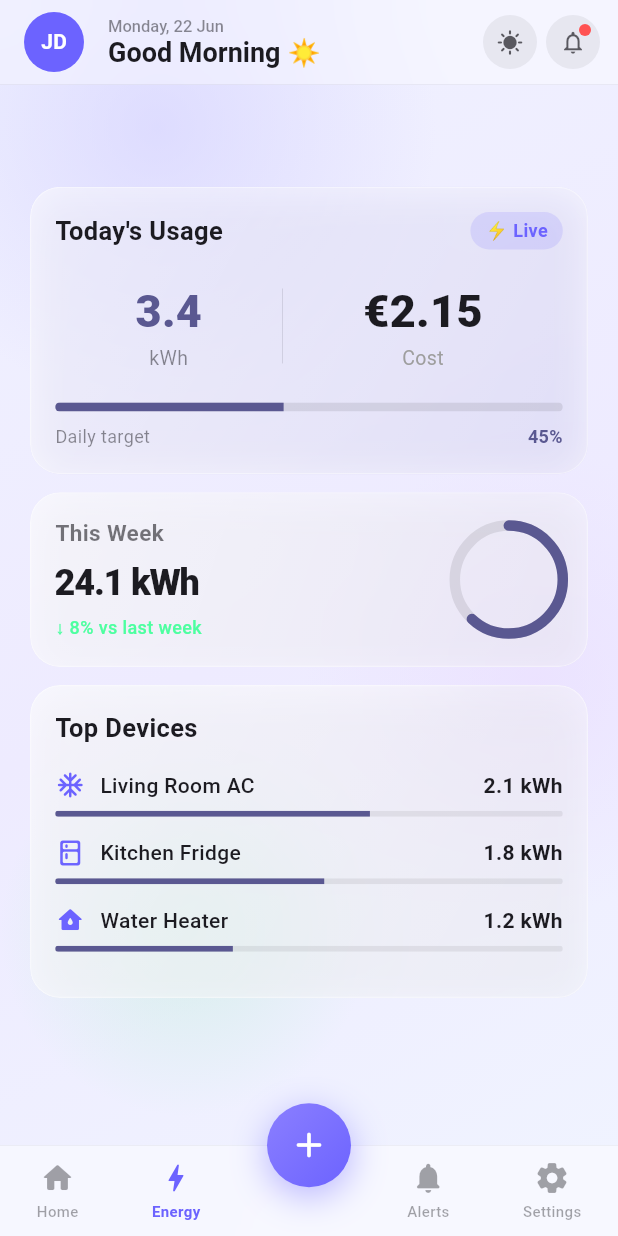
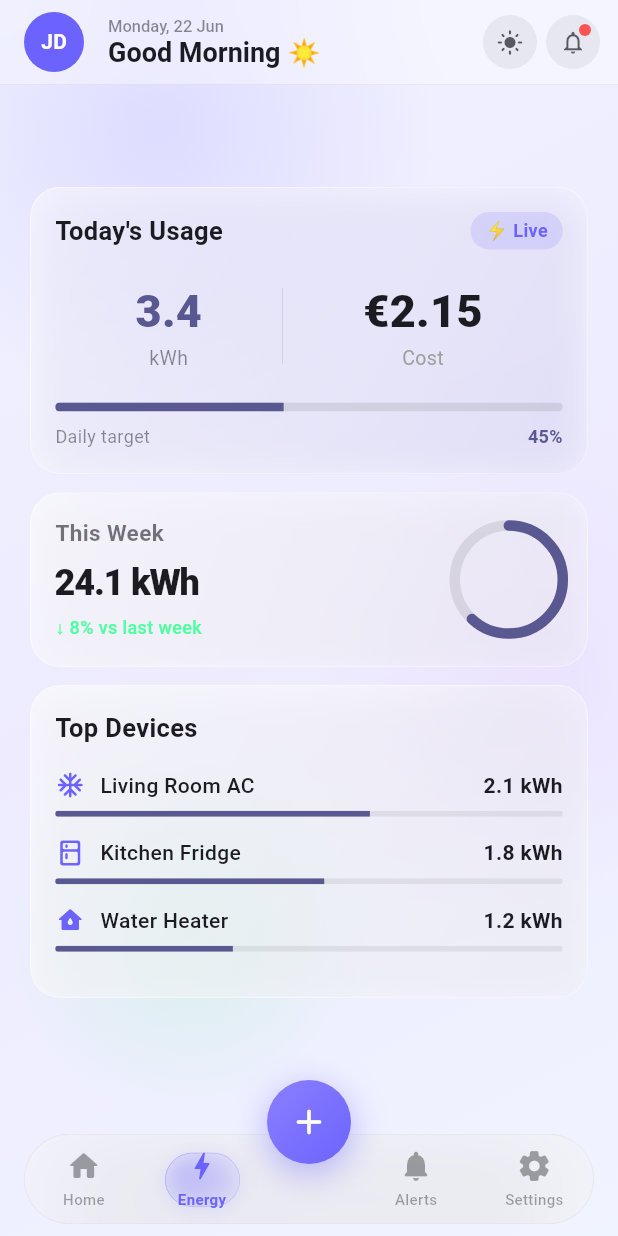
Before and after one commit to MORAMZY14/iot_app, a Flutter app: the screen it shows after launch, after a tap on "Energy", on a phone screen of 412 x 824 dp. Run offline on Flutter 3.47's test engine with Material 3 defaults, Android fonts, the phone set to English and light mode, and no system bars; our stand-ins replace firebase_core, firebase_database, flutter_blue_plus, flutter_riverpod, permission_handler, riverpod and 1 more; missing offline and left inert: wifi_iot, wifi_scan; accounts and stored records are empty; network calls fail.

Commit message:
Add files via upload

```diff
--- a/lib/dashboard_page.dart
+++ b/lib/dashboard_page.dart
@@ -9,7 +9,7 @@ import 'package:shimmer/shimmer.dart';
 import 'ble_service.dart';
 
 // ────────────────────────────────────────────────────────────
-// 0. THEME MANAGEMENT – initialised to "system" for iOS compatibility
+// 0. THEME MANAGEMENT – initialised to "system"
 // ────────────────────────────────────────────────────────────
 final themeModeProvider = StateProvider<ThemeMode>((ref) => ThemeMode.system);
 
@@ -263,7 +263,7 @@ class _Blob extends StatelessWidget {
 }
 
 // ────────────────────────────────────────────────────────────
-// 6. DASHBOARD PAGE
+// 6. DASHBOARD PAGE – with enhanced glassy transition
 // ────────────────────────────────────────────────────────────
 class DashboardPage extends ConsumerStatefulWidget {
   const DashboardPage({super.key});
@@ -274,6 +274,7 @@ class DashboardPage extends ConsumerStatefulWidget {
 
 class _DashboardPageState extends ConsumerState<DashboardPage> {
   int _selectedIndex = 0;
+  int _previousIndex = 0;
 
   late final List<Widget> _pages = [
     const _HomeContentWrapper(),
@@ -294,6 +295,7 @@ class _DashboardPageState extends ConsumerState<DashboardPage> {
   @override
   Widget build(BuildContext context) {
     final bleService = ref.watch(bleServiceProvider);
+    final isForward = _selectedIndex > _previousIndex;
 
     return Scaffold(
       backgroundColor: Colors.transparent,
@@ -306,11 +308,29 @@ class _DashboardPageState extends ConsumerState<DashboardPage> {
       ),
       body: _WallpaperBackground(
         child: AnimatedSwitcher(
-          duration: const Duration(milliseconds: 350),
+          duration: const Duration(milliseconds: 380),
           switchInCurve: Curves.easeOutCubic,
           switchOutCurve: Curves.easeInCubic,
-          transitionBuilder: (child, anim) =>
-              FadeTransition(opacity: anim, child: child),
+          transitionBuilder: (child, animation) {
+            final offset = isForward ? Offset(1.0, 0.0) : Offset(-1.0, 0.0);
+            return SlideTransition(
+              position: Tween<Offset>(
+                begin: offset,
+                end: Offset.zero,
+              ).animate(
+                CurvedAnimation(parent: animation, curve: Curves.easeOutCubic),
+              ),
+              child: FadeTransition(
+                opacity: animation,
+                child: ScaleTransition(
+                  scale: Tween<double>(begin: 0.93, end: 1.0).animate(
+                    CurvedAnimation(parent: animation, curve: Curves.easeOutCubic),
+                  ),
+                  child: child,
+                ),
+              ),
+            );
+          },
           child: _pages[_selectedIndex],
         ),
       ),
@@ -319,9 +339,20 @@ class _DashboardPageState extends ConsumerState<DashboardPage> {
         _showSnack(context, 'Quick actions coming soon', color: _DT.purple);
       }),
       floatingActionButtonLocation: FloatingActionButtonLocation.centerDocked,
-      bottomNavigationBar: _GlassBottomNav(
+      bottomNavigationBar: Padding(
+        padding: const EdgeInsets.symmetric(horizontal: 16.0, vertical: 8.0),
+        child: ClipRRect(
+          borderRadius: BorderRadius.circular(30.0),
+          child: _GlassBottomNav(
             selectedIndex: _selectedIndex,
-        onTap: (i) => setState(() => _selectedIndex = i),
+            onTap: (i) {
+              setState(() {
+                _previousIndex = _selectedIndex;
+                _selectedIndex = i;
+              });
+            },
+          ),
+        ),
       ),
     );
   }
@@ -361,9 +392,9 @@ class _PurpleFab extends StatelessWidget {
 }
 
 // ────────────────────────────────────────────────────────────
-// 7. GLASS APP BAR
-// ────────────────────────────────────────────────────────────
-class _GlassAppBar extends StatelessWidget implements PreferredSizeWidget {
+// 7. GLASS APP BAR (now a ConsumerWidget)
+// ────────────────────────────────────────────────────────────
+class _GlassAppBar extends ConsumerWidget implements PreferredSizeWidget {
   final Future<void> Function() onRefresh;
   final BleStatus bleStatus;
   final VoidCallback onConnectBLE;
@@ -374,8 +405,14 @@ class _GlassAppBar extends StatelessWidget implements PreferredSizeWidget {
     required this.onConnectBLE,
   });
 
-  @override
-  Widget build(BuildContext context) {
+  void _toggleTheme(WidgetRef ref) {
+    final current = ref.read(themeModeProvider);
+    final next = current == ThemeMode.light ? ThemeMode.dark : ThemeMode.light;
+    ref.read(themeModeProvider.notifier).state = next;
+  }
+
+  @override
+  Widget build(BuildContext context, WidgetRef ref) {
     final isDark = Theme.of(context).brightness == Brightness.dark;
 
     return ClipRect(
@@ -412,16 +449,18 @@ class _GlassAppBar extends StatelessWidget implements PreferredSizeWidget {
             ),
             actions: [
               _ABBtn(
-                onTap: () {},
+                onTap: () => _toggleTheme(ref),
                 child: Container(
                   width: 36, height: 36,
                   decoration: BoxDecoration(
                     shape: BoxShape.circle,
                     color: isDark ? Colors.white.withOpacity(0.08) : Colors.black.withOpacity(0.06),
                   ),
-                  child: Icon(Icons.sunny,
+                  child: Icon(
+                    isDark ? Icons.dark_mode_rounded : Icons.light_mode_rounded,
                     size: 18,
-                      color: Theme.of(context).colorScheme.onSurface.withOpacity(0.7)),
+                    color: Theme.of(context).colorScheme.onSurface.withOpacity(0.7),
+                  ),
                 ),
               ),
               const SizedBox(width: 6),
@@ -528,7 +567,7 @@ class _HomeContentWrapperState extends ConsumerState<_HomeContentWrapper> {
 }
 
 // ────────────────────────────────────────────────────────────
-// 9. HOME CONTENT
+// 9. HOME CONTENT (with optimistic light toggles)
 // ────────────────────────────────────────────────────────────
 class _HomeContent extends ConsumerStatefulWidget {
   final AsyncValue<Map<String, dynamic>> dataAsync;
@@ -555,6 +594,9 @@ class _HomeContentState extends ConsumerState<_HomeContent> {
   double _ceilingBrightness  = 0.8;
   bool _bathroomLightOn = false;
 
+  // Local copy of light states for optimistic updates
+  Map<String, bool> _lightStates = {};
+
   String? _lightKeyForRoom(String room) {
     switch (room) {
       case 'Living Room': return 'room1';
@@ -566,16 +608,29 @@ class _HomeContentState extends ConsumerState<_HomeContent> {
 
   bool _getLightState(String? key) {
     if (key == null) return false;
-    final data   = widget.dataAsync.value;
-    final lights = (data?['lights'] as Map?) ?? {};
-    return lights[key] == true;
+    return _lightStates[key] ?? false;
   }
 
   Future<void> _toggleRoomLight(String room) async {
     final key = _lightKeyForRoom(room);
-    if (key != null) {
-      final cur = _getLightState(key);
-      await ref.read(lightToggleProvider).toggle(key, !cur, context);
+    if (key == null) return;
+
+    final current = _lightStates[key] ?? false;
+    final newValue = !current;
+
+    // Optimistic update
+    setState(() {
+      _lightStates[key] = newValue;
+    });
+
+    try {
+      await ref.read(lightToggleProvider).toggle(key, newValue, context);
+    } catch (e) {
+      // Revert on error
+      setState(() {
+        _lightStates[key] = current;
+      });
+      // error snack already shown by service
     }
   }
 
@@ -612,6 +667,10 @@ class _HomeContentState extends ConsumerState<_HomeContent> {
       color: _DT.purple,
       child: widget.dataAsync.when(
         data: (data) {
+          // Update local light states from the latest data
+          final lights = (data['lights'] as Map?) ?? {};
+          _lightStates = Map<String, bool>.from(lights.map((k, v) => MapEntry(k, v == true)));
+
           final sensors     = (data['sensors'] as Map?) ?? {};
           final temp        = (sensors['temperature'] ?? 0.0).toDouble();
           final hum         = (sensors['humidity']    ?? 0.0).toDouble();
@@ -634,14 +693,12 @@ class _HomeContentState extends ConsumerState<_HomeContent> {
           return SingleChildScrollView(
             physics: const AlwaysScrollableScrollPhysics(),
             padding: EdgeInsets.only(
-              // 🔥 FIX: reduced top padding to eliminate the huge gap
               top: MediaQuery.of(context).padding.top + kToolbarHeight - 20,
               left: hp, right: hp, bottom: 100,
             ),
             child: Column(
               crossAxisAlignment: CrossAxisAlignment.start,
               children: [
-                // Removed the extra SizedBox(height: 8) to bring content closer
                 _EspBar(online: online, ip: ip, ping: ping, rssi: rssi),
                 const SizedBox(height: 14),
                 _StatsRow(temp: temp, hum: hum, todayKw: todayKw),
@@ -1469,7 +1526,7 @@ class _PillBtn extends StatelessWidget {
 }
 
 // ────────────────────────────────────────────────────────────
-// 17. GLASS BOTTOM NAV
+// 17. GLASS BOTTOM NAV – with sliding pill indicator (iOS 26 style)
 // ────────────────────────────────────────────────────────────
 class _GlassBottomNav extends StatelessWidget {
   final int selectedIndex;
@@ -1483,69 +1540,177 @@ class _GlassBottomNav extends StatelessWidget {
   @override
   Widget build(BuildContext context) {
     final isDark = Theme.of(context).brightness == Brightness.dark;
-
-    final leftItems  = [(Icons.home_rounded, 'Home', 0), (Icons.bolt_rounded, 'Energy', 1)];
-    final rightItems = [(Icons.notifications_rounded, 'Alerts', 2), (Icons.settings_rounded, 'Settings', 3)];
-
-    Widget _navItem(IconData icon, String label, int index) {
+    final screenWidth = MediaQuery.of(context).size.width;
+    const gap = 64.0; // space for FAB
+    const horizontalPadding = 16.0; // from parent Padding
+    final navWidth = screenWidth - horizontalPadding * 2;
+    final itemWidth = (navWidth - gap) / 4;
+    const pillWidth = 50.0;
+    const pillHeight = 36.0;
+
+    // Calculate pill left offset based on selected index
+    double pillLeft;
+    switch (selectedIndex) {
+      case 0:
+        pillLeft = (itemWidth - pillWidth) / 2;
+        break;
+      case 1:
+        pillLeft = itemWidth + (itemWidth - pillWidth) / 2;
+        break;
+      case 2:
+        pillLeft = 2 * itemWidth + gap + (itemWidth - pillWidth) / 2;
+        break;
+      case 3:
+        pillLeft = 3 * itemWidth + gap + (itemWidth - pillWidth) / 2;
+        break;
+      default:
+        pillLeft = 0;
+    }
+
+    final items = [
+      (Icons.home_rounded, 'Home'),
+      (Icons.bolt_rounded, 'Energy'),
+      (Icons.notifications_rounded, 'Alerts'),
+      (Icons.settings_rounded, 'Settings'),
+    ];
+
+    return Container(
+      decoration: BoxDecoration(
+        borderRadius: BorderRadius.circular(30.0),
+        boxShadow: [
+          BoxShadow(
+            color: Colors.black.withOpacity(0.15),
+            blurRadius: 20,
+            offset: const Offset(0, -4),
+          ),
+        ],
+      ),
+      child: ClipRect(
+        child: BackdropFilter(
+          filter: ui.ImageFilter.blur(sigmaX: 32, sigmaY: 32),
+          child: Container(
+            height: 60,
+            decoration: BoxDecoration(
+              color: isDark ? Colors.black.withOpacity(0.25) : Colors.white.withOpacity(0.45),
+              borderRadius: BorderRadius.circular(30.0),
+              border: Border.all(
+                color: isDark ? Colors.white.withOpacity(0.08) : Colors.black.withOpacity(0.05),
+                width: 0.5,
+              ),
+            ),
+            child: Stack(
+              children: [
+                // Glassy pill indicator
+                AnimatedPositioned(
+                  duration: const Duration(milliseconds: 300),
+                  curve: Curves.easeInOut,
+                  left: pillLeft,
+                  top: (60 - pillHeight) / 2,
+                  width: pillWidth,
+                  height: pillHeight,
+                  child: Container(
+                    decoration: BoxDecoration(
+                      borderRadius: BorderRadius.circular(20),
+                      gradient: LinearGradient(
+                        begin: Alignment.topLeft,
+                        end: Alignment.bottomRight,
+                        colors: [
+                          _DT.purple.withOpacity(0.35),
+                          _DT.purpleLight.withOpacity(0.15),
+                        ],
+                      ),
+                      border: Border.all(
+                        color: _DT.purple.withOpacity(0.25),
+                        width: 0.5,
+                      ),
+                      boxShadow: [
+                        BoxShadow(
+                          color: _DT.purple.withOpacity(0.15),
+                          blurRadius: 12,
+                          offset: const Offset(0, 2),
+                        ),
+                      ],
+                    ),
+                    child: ClipRRect(
+                      borderRadius: BorderRadius.circular(20),
+                      child: BackdropFilter(
+                        filter: ui.ImageFilter.blur(sigmaX: 8, sigmaY: 8),
+                        child: Container(),
+                      ),
+                    ),
+                  ),
+                ),
+                // Row of items
+                Row(
+                  children: [
+                    ...items.sublist(0, 2).map((e) => _buildNavItem(
+                      context,            // <-- pass context here
+                      e.$1,
+                      e.$2,
+                      items.indexOf(e),
+                      itemWidth,
+                    )),
+                    SizedBox(width: gap),
+                    ...items.sublist(2).map((e) => _buildNavItem(
+                      context,            // <-- and here
+                      e.$1,
+                      e.$2,
+                      items.indexOf(e),
+                      itemWidth,
+                    )),
+                  ],
+                ),
+              ],
+            ),
+          ),
+        ),
+      ),
+    );
+  }
+
+  // Added BuildContext as first parameter
+  Widget _buildNavItem(
+      BuildContext context,
+      IconData icon,
+      String label,
+      int index,
+      double itemWidth,
+      ) {
     final selected = selectedIndex == index;
-      return GestureDetector(
+    return Expanded(
+      flex: 1,
+      child: GestureDetector(
         onTap: () {
           HapticFeedback.selectionClick();
           onTap(index);
         },
         behavior: HitTestBehavior.opaque,
-        child: Padding(
-          padding: const EdgeInsets.symmetric(horizontal: 12, vertical: 6),
-          child: Column(mainAxisSize: MainAxisSize.min, children: [
-            Icon(icon,
+        child: Container(
+          width: itemWidth,
+          alignment: Alignment.center,
+          child: Column(
+            mainAxisSize: MainAxisSize.min,
+            mainAxisAlignment: MainAxisAlignment.center,
+            children: [
+              Icon(
+                icon,
                 size: 24,
                 color: selected
                     ? _DT.purple
-                    : Theme.of(context).colorScheme.onSurface.withOpacity(0.4)),
+                    : Theme.of(context).colorScheme.onSurface.withOpacity(0.4),
+              ),
               const SizedBox(height: 3),
-            Text(label,
+              Text(
+                label,
                 style: TextStyle(
                   fontSize: 10,
                   fontWeight: selected ? FontWeight.w700 : FontWeight.w500,
                   color: selected
                       ? _DT.purple
-                        : Theme.of(context).colorScheme.onSurface.withOpacity(0.4))),
-          ]),
-        ),
-      );
-    }
-
-    return ClipRect(
-      child: BackdropFilter(
-        filter: ui.ImageFilter.blur(sigmaX: 32, sigmaY: 32),
-        child: Container(
-          decoration: BoxDecoration(
-            color: isDark
-                ? Colors.black.withOpacity(0.25)
-                : Colors.white.withOpacity(0.45),
-            border: Border(
-              top: BorderSide(
-                color: isDark
-                    ? Colors.white.withOpacity(0.08)
-                    : Colors.black.withOpacity(0.05),
-                width: 0.5,
-              ),
-            ),
-          ),
-          child: SafeArea(
-            top: false,
-            child: SizedBox(
-              height: 60,
-              child: Row(
-                mainAxisAlignment: MainAxisAlignment.spaceAround,
-                children: [
-                  ...leftItems.map((e) => _navItem(e.$1, e.$2, e.$3)),
-                  const SizedBox(width: 64),
-                  ...rightItems.map((e) => _navItem(e.$1, e.$2, e.$3)),
-                ],
-              ),
-            ),
+                      : Theme.of(context).colorScheme.onSurface.withOpacity(0.4),
+                ),
+              ),
+            ],
           ),
         ),
       ),
@@ -1758,7 +1923,7 @@ class _AlertsScreen extends StatelessWidget {
 }
 
 // ────────────────────────────────────────────────────────────
-// 20. SETTINGS SCREEN – now a ConsumerWidget
+// 20. SETTINGS SCREEN
 // ────────────────────────────────────────────────────────────
 class _SettingsScreen extends ConsumerWidget {
   const _SettingsScreen({super.key});
```
Lines whose indentation alone changed are shown as unchanged.
